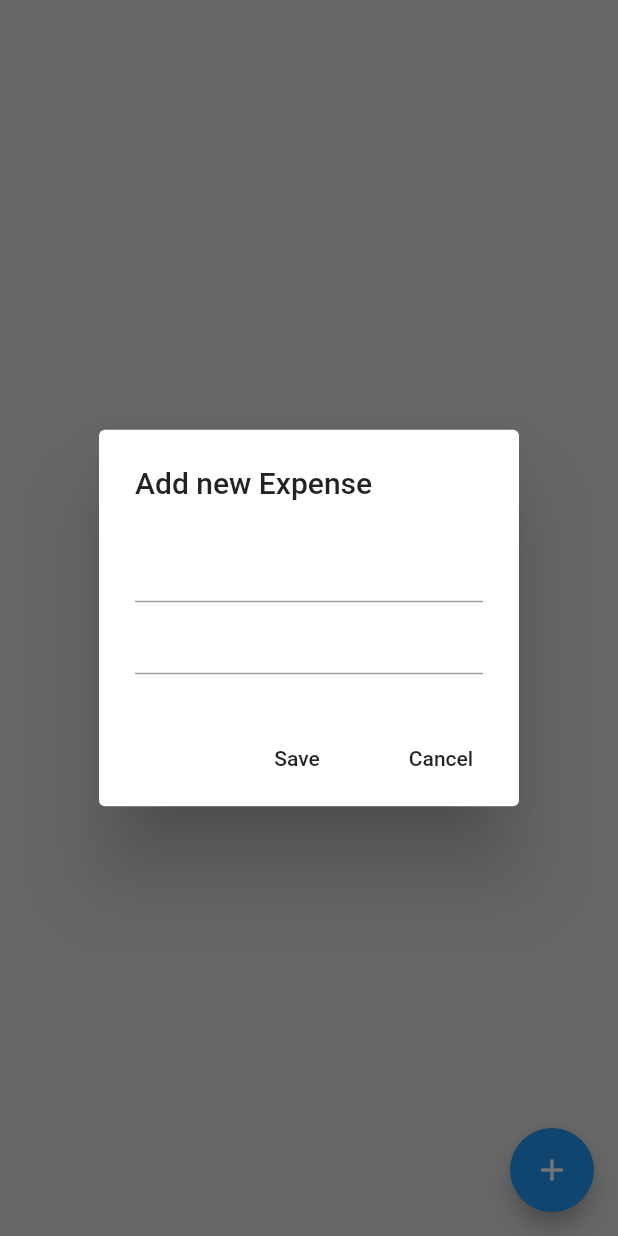
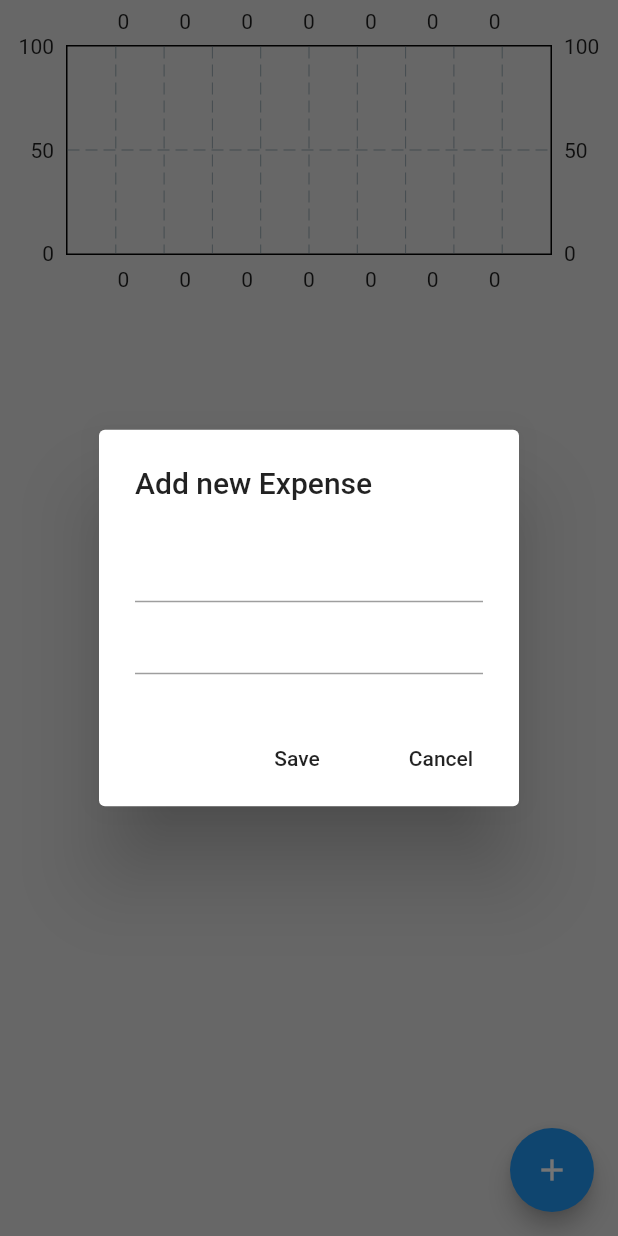
Before and after one commit to karan-lakhadive19/ExpenseTracker, a Flutter app: the screen it shows after launch, after a tap on the "add" icon, on a phone screen of 412 x 824 dp. Run offline on Flutter 3.47's test engine with Material 2 defaults, Android fonts, the phone set to English and light mode, and no system bars; drawn by our look-alikes of fl_chart.

Commit message:
implemented bar graph

```diff
--- /dev/null
+++ b/lib/bar_graph/bar_data.dart
@@ -0,0 +1,37 @@
+import 'package:expense_tracker/bar_graph/individual_bar.dart';
+
+class BarData {
+  double sunAmount = 0.0;
+  double monAmount = 0.0;
+  double tueAmount = 0.0;
+  double wedAmount = 0.0;
+  double thuAmount = 0.0;
+  double friAmount = 0.0;
+  double satAmount = 0.0;
+
+
+
+  BarData({
+    required this.sunAmount,
+    required this.monAmount,
+    required this.tueAmount,
+    required this.wedAmount,
+    required this.thuAmount,
+    required this.friAmount,
+    required this.satAmount,
+  });
+
+  List<IndividualBar> barData = [];
+
+  void initializeBarData() {
+    barData = [
+      IndividualBar(x: 0, y: sunAmount),
+      IndividualBar(x: 0, y: monAmount),
+      IndividualBar(x: 0, y: tueAmount),
+      IndividualBar(x: 0, y: wedAmount),
+      IndividualBar(x: 0, y: thuAmount),
+      IndividualBar(x: 0, y: friAmount),
+      IndividualBar(x: 0, y: satAmount),
+    ];
+  }
+}
--- /dev/null
+++ b/lib/bar_graph/bar_graph.dart
@@ -0,0 +1,47 @@
+import 'package:fl_chart/fl_chart.dart';
+import 'package:flutter/material.dart';
+
+import 'bar_data.dart';
+
+class MyBarGraph extends StatelessWidget {
+  final double? maxY;
+  final double sunAmount;
+  final double monAmount;
+  final double tueAmount;
+  final double wedAmount;
+  final double thuAmount;
+  final double friAmount;
+  final double satAmount;
+
+  MyBarGraph({
+    super.key,
+    required this.maxY,
+    required this.sunAmount,
+    required this.monAmount,
+    required this.tueAmount,
+    required this.wedAmount,
+    required this.thuAmount,
+    required this.friAmount,
+    required this.satAmount,
+  });
+
+  @override
+  Widget build(BuildContext context) {
+    BarData myBarData = BarData(
+        sunAmount: sunAmount,
+        monAmount: monAmount,
+        tueAmount: tueAmount,
+        wedAmount: wedAmount,
+        thuAmount: thuAmount,
+        friAmount: friAmount,
+        satAmount: satAmount);
+
+        myBarData.initializeBarData();
+
+    return BarChart(
+      BarChartData(maxY: maxY, minY: 0, barGroups: myBarData.barData.map((data) => BarChartGroupData(x: data.x, barRods: [BarChartRodData(toY: data.y)])).toList()),
+
+    );
+
+  }
+}
--- /dev/null
+++ b/lib/bar_graph/individual_bar.dart
@@ -0,0 +1,7 @@
+class IndividualBar {
+  int x=0;
+  double y=0.0;
+
+  IndividualBar({required this.x, required this.y});
+
+}
--- /dev/null
+++ b/lib/components/expense_summary.dart
@@ -0,0 +1,37 @@
+import 'package:expense_tracker/bar_graph/bar_graph.dart';
+import 'package:expense_tracker/data/expense_data.dart';
+import 'package:expense_tracker/datetime/date_time_helper.dart';
+import 'package:flutter/material.dart';
+import 'package:provider/provider.dart';
+
+class ExpenseSummary extends StatelessWidget {
+  final DateTime startOfWeek;
+  const ExpenseSummary({super.key, required this.startOfWeek});
+
+  @override
+  Widget build(BuildContext context) {
+
+    String sunday = convertDateTimeToString(startOfWeek.add(Duration(days: 0)));
+    String monday = convertDateTimeToString(startOfWeek.add(Duration(days: 1)));
+    String tuesday = convertDateTimeToString(startOfWeek.add(Duration(days: 2)));
+    String wednesday = convertDateTimeToString(startOfWeek.add(Duration(days: 3)));
+    String thursday = convertDateTimeToString(startOfWeek.add(Duration(days: 4)));
+    String friday = convertDateTimeToString(startOfWeek.add(Duration(days: 5)));
+    String saturday = convertDateTimeToString(startOfWeek.add(Duration(days: 6)));
+    return Consumer<ExpenseData>(
+
+      builder: (context, value, child) => SizedBox(
+        height: 200,
+        child: MyBarGraph(
+            maxY: 100,
+            sunAmount: value.calculateDailyExpenseSummary()[sunday] ?? 0,
+            monAmount: value.calculateDailyExpenseSummary()[monday] ?? 0,
+            tueAmount: value.calculateDailyExpenseSummary()[tuesday] ?? 0,
+            wedAmount: value.calculateDailyExpenseSummary()[wednesday] ?? 0,
+            thuAmount: value.calculateDailyExpenseSummary()[thursday] ?? 0,
+            friAmount: value.calculateDailyExpenseSummary()[friday] ?? 0,
+            satAmount: value.calculateDailyExpenseSummary()[saturday] ?? 0),
+      ),
+    );
+  }
+}
--- /dev/null
+++ b/lib/components/expense_tile.dart
@@ -0,0 +1,22 @@
+import 'package:flutter/material.dart';
+
+class ExpenseTile extends StatelessWidget {
+  String name;
+  String amount;
+  DateTime dateTime;
+
+  ExpenseTile(
+      {super.key,
+      required this.name,
+      required this.amount,
+      required this.dateTime});
+
+  @override
+  Widget build(BuildContext context) {
+    return ListTile(
+      title: Text(name),
+      subtitle: Text('${dateTime.day}/${dateTime.month}/${dateTime.year}'),
+      trailing: Text('₹'+amount),
+    );
+  }
+}
--- a/lib/data/expense_data.dart
+++ b/lib/data/expense_data.dart
@@ -1,7 +1,8 @@
 import 'package:expense_tracker/datetime/date_time_helper.dart';
 import 'package:expense_tracker/models/expense_item.dart';
+import 'package:flutter/material.dart';
 
-class ExpenseData {
+class ExpenseData extends ChangeNotifier{
 
   //list of expense
   List<ExpenseItem> overallExpenseList = [];
@@ -15,11 +16,13 @@ class ExpenseData {
   //add expense
   void addNewExpense(ExpenseItem newExpense) {
     overallExpenseList.add(newExpense);
+    notifyListeners();
   }
 
   //delete expense
   void deleteExpense(ExpenseItem expense) {
     overallExpenseList.remove(expense);
+    notifyListeners();
   }
 
   //get weekday from a datetime object
--- a/lib/main.dart
+++ b/lib/main.dart
@@ -1,5 +1,7 @@
+import 'package:expense_tracker/data/expense_data.dart';
 import 'package:expense_tracker/screens/home_page.dart';
 import 'package:flutter/material.dart';
+import 'package:provider/provider.dart';
 
 void main() {
 
@@ -11,9 +13,11 @@ class MyApp extends StatelessWidget {
 
   @override
   Widget build(BuildContext context) {
-    return MaterialApp(
+    return ChangeNotifierProvider(create: (context)=>ExpenseData(),
+    builder: (context, child) => const MaterialApp(
       debugShowCheckedModeBanner: false,
       home: HomePage(),
+    ),
     );
   }
 }
--- a/lib/screens/home_page.dart
+++ b/lib/screens/home_page.dart
@@ -1,4 +1,10 @@
+import 'package:expense_tracker/components/expense_summary.dart';
+import 'package:expense_tracker/components/expense_tile.dart';
+import 'package:expense_tracker/data/expense_data.dart';
 import 'package:flutter/material.dart';
+import 'package:provider/provider.dart';
+
+import '../models/expense_item.dart';
 
 class HomePage extends StatefulWidget {
   const HomePage({super.key});
@@ -8,29 +14,24 @@ class HomePage extends StatefulWidget {
 }
 
 class _HomePageState extends State<HomePage> {
-
   final newExpenseNameController = TextEditingController();
   final newExpenseAmountContoller = TextEditingController();
 
-
-
   void addNewExpense() {
-    showDialog(context: context, builder: (context)=>
-      AlertDialog(
+    showDialog(
+        context: context,
+        builder: (context) => AlertDialog(
               title: Text("Add new Expense"),
               content: Column(
                 mainAxisSize: MainAxisSize.min,
                 children: [
-
                   TextField(
                     //name
                     controller: newExpenseNameController,
-
                   ),
                   TextField(
                     //amount
                     controller: newExpenseAmountContoller,
-
                   )
                 ],
               ),
@@ -44,25 +45,53 @@ class _HomePageState extends State<HomePage> {
                   child: Text("Cancel"),
                 ),
               ],
-      )
-    );
+            ));
   }
 
   void save() {
+    // create expense item
+    ExpenseItem newExpense = ExpenseItem(
+        name: newExpenseNameController.text,
+        amount: newExpenseAmountContoller.text,
+        dateTime: DateTime.now());
+    Provider.of<ExpenseData>(context, listen: false).addNewExpense(newExpense);
 
+    Navigator.pop(context);
+    clear();
   }
+
   void cancel() {
+    Navigator.pop(context);
+    clear();
+  }
 
+  void clear() {
+    newExpenseNameController.clear();
+    newExpenseAmountContoller.clear();
   }
 
   @override
   Widget build(BuildContext context) {
-    return Scaffold(
+    return Consumer<ExpenseData>(
+      builder: (context, value, child) => Scaffold(
           backgroundColor: Colors.grey[300],
           floatingActionButton: FloatingActionButton(
             onPressed: addNewExpense,
             child: Icon(Icons.add),
           ),
+          body: ListView(
+            children: [
+              ExpenseSummary(startOfWeek: value.startOfWeekDate()),
+              ListView.builder(
+                shrinkWrap: true,
+                physics: const NeverScrollableScrollPhysics(),
+                  itemCount: value.getAllExpenseList().length,
+                  itemBuilder: (context, index) => ExpenseTile(
+                      name: value.getAllExpenseList()[index].name,
+                      amount: value.getAllExpenseList()[index].amount,
+                      dateTime: value.getAllExpenseList()[index].dateTime)),
+            ],
+          )),
     );
   }
 }
--- a/pubspec.yaml
+++ b/pubspec.yaml
@@ -35,6 +35,8 @@ dependencies:
   # The following adds the Cupertino Icons font to your application.
   # Use with the CupertinoIcons class for iOS style icons.
   cupertino_icons: ^1.0.2
+  provider: ^6.0.5
+  fl_chart: ^0.62.0
 
 dev_dependencies:
   flutter_test:
```
Also changed, not shown: pubspec.lock. Lines whose indentation alone changed are shown as unchanged.
